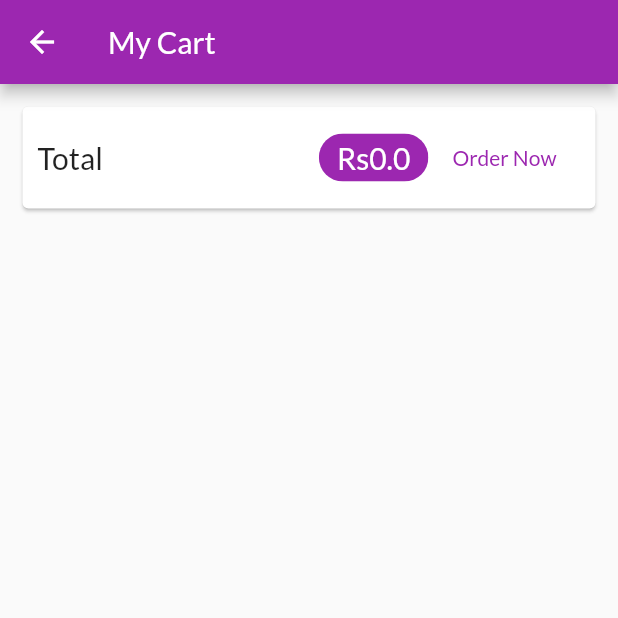
After one commit to stunner-07/shop_app, a Flutter app: the CartScreen screen opened by its route, on a phone screen of 412 x 824 dp, the top half of it. The commit adds this screen. Run offline on Flutter 3.47's test engine with Material 2 defaults, Android fonts, the phone set to English and light mode, and no system bars; network calls fail.

Commit message:
cart added

```diff
--- a/lib/Models/Providers/cart.dart
+++ b/lib/Models/Providers/cart.dart
@@ -17,6 +17,13 @@ class Cart with ChangeNotifier {
     return _items.length;
   }
 
+  double get totalAmount{
+    double total=0;
+    _items.forEach((key,cartItem){
+      total+=cartItem.price*cartItem.quantity ;
+    });
+    return total;
+  }
   void addItem(String productId, double price, String title) {
     if (_items.containsKey(productId)) {
       _items.update(
--- /dev/null
+++ b/lib/Screens/Cart_screen.dart
@@ -0,0 +1,54 @@
+import 'package:flutter/material.dart';
+import 'package:provider/provider.dart';
+import 'package:shop/Models/Providers/cart.dart';
+
+class CartScreen extends StatelessWidget {
+  static const routeName = '/cart';
+  @override
+  Widget build(BuildContext context) {
+    final cart = Provider.of<Cart>(context);
+    return Scaffold(
+      appBar: AppBar(
+        title: Text("My Cart"),
+      ),
+      body: Column(children: <Widget>[
+        Card(
+          margin: EdgeInsets.all(15),
+          child: Padding(
+            padding: EdgeInsets.all(10),
+            child: Row(
+                mainAxisAlignment: MainAxisAlignment.spaceBetween,
+                children: <Widget>[
+                  Text(
+                    "Total",
+                    style: TextStyle(
+                      fontSize: 20,
+                    ),
+                  ),
+                  Spacer(),
+                  // SizedBox(
+                  //   width: 10,
+                  // ),
+                  Chip(
+                    label: Text(
+                      "Rs${cart.totalAmount}",
+                      style: Theme.of(context).primaryTextTheme.title,
+                    ),
+                    backgroundColor: Theme.of(context).primaryColor,
+                  ),
+                  FlatButton(
+                    onPressed: () {},
+                    child: Text(
+                      "Order Now",
+                      style: TextStyle(
+                        color: Theme.of(context).primaryColor,
+                      ),
+                    ),
+                  )
+                ]),
+          ),
+        )
+      ]),
+    );
+  }
+}
--- a/lib/Screens/Product_overview_screen.dart
+++ b/lib/Screens/Product_overview_screen.dart
@@ -4,6 +4,8 @@ import 'package:shop/Models/Providers/Products_provider.dart';
 import 'package:shop/Models/Providers/cart.dart';
 import 'package:shop/Widgets/badge.dart';
 import 'package:shop/Widgets/product_item.dart';
+
+import 'Cart_screen.dart';
 
 class ProductOverviewScreen extends StatefulWidget {
   @override
@@ -45,14 +47,16 @@ class _ProductOverviewScreenState extends State<ProductOverviewScreen> {
                     )
                   ]),
           Consumer<Cart>(
-                      builder:(_,cartData,ch)=> Badge(
-              child:ch,
+            builder: (_, cartData, ch) => Badge(
+              child: ch,
               value: cartData.count.toString(),
             ),
-            child:  IconButton(
-                icon: Icon(Icons.shopping_cart),
-                onPressed: (){},
-              ),
+            child: IconButton(
+              icon: Icon(Icons.shopping_cart),
+              onPressed: () {
+                Navigator.of(context).pushNamed(CartScreen.routeName);
+              },
+            ),
           )
         ],
       ),
--- a/lib/Widgets/product_item.dart
+++ b/lib/Widgets/product_item.dart
@@ -12,7 +12,7 @@ class ProductItem extends StatelessWidget {
   @override
   Widget build(BuildContext context) {
     final product = Provider.of<Product>(context);
-    final cart =Provider.of<Cart>(context);
+    final cart =Provider.of<Cart>(context ,listen: false);
     return ClipRRect(
       borderRadius: BorderRadius.circular(10),
       child: GridTile(
--- a/lib/main.dart
+++ b/lib/main.dart
@@ -1,5 +1,6 @@
 import 'package:flutter/material.dart';
 import 'package:provider/provider.dart';
+import 'package:shop/Screens/Cart_screen.dart';
 
 import 'Models/Providers/Products_provider.dart';
 import 'Models/Providers/cart.dart';
@@ -13,8 +14,12 @@ class MyApp extends StatelessWidget {
   Widget build(BuildContext context) {
     return MultiProvider(
       providers: [
-        ChangeNotifierProvider.value(value: Products()),
-        ChangeNotifierProvider.value(value: Cart()),
+        ChangeNotifierProvider.value(
+          value: Products(),
+        ),
+        ChangeNotifierProvider.value(
+          value: Cart(),
+        ),
       ],
       child: MaterialApp(
         debugShowCheckedModeBanner: false,
@@ -27,6 +32,7 @@ class MyApp extends StatelessWidget {
         home: ProductOverviewScreen(),
         routes: {
           ProductDetailScreen.routeName: (ctx) => ProductDetailScreen(),
+          CartScreen.routeName:(ctx)=>CartScreen(),
         },
       ),
     );
```
